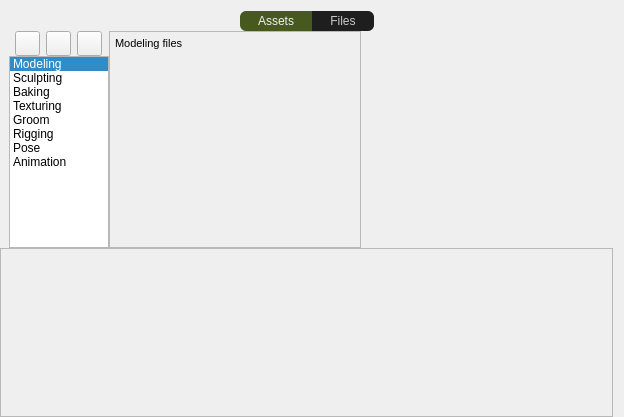
Qt form library/apps/ui/arFiles.ui (elenagiuliani/Elena_PythonAdvanced) before a commit.
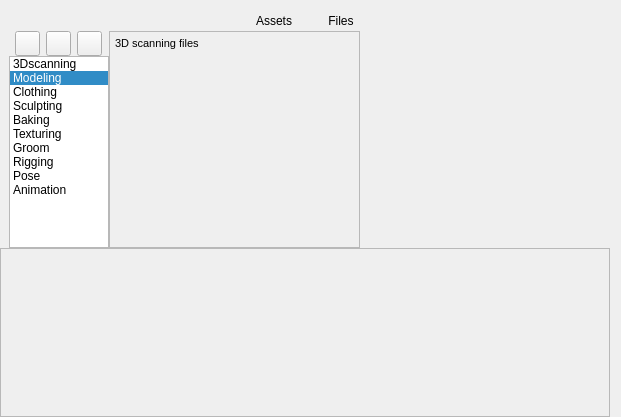
The same form after that commit. The open tabs and pages were chosen to show the change. Icons and pictures are not drawn.

```diff
--- a/library/apps/ui/arFiles.ui
+++ b/library/apps/ui/arFiles.ui
@@ -6,7 +6,7 @@
    <rect>
     <x>0</x>
     <y>0</y>
-    <width>624</width>
+    <width>621</width>
     <height>417</height>
    </rect>
   </property>
@@ -68,21 +68,7 @@
         </size>
        </property>
        <property name="styleSheet">
-        <string notr="true">QPushButton {background-color: rgb(30, 30, 30);   /*unchecked state*/
-
-			   			color: rgb(200, 200, 200);
-						padding: 3px 18px;}
-
-QPushButton:checked {background-color: rgb(71, 89, 30);
-						color: rgb(240, 240, 240);
-}
-
-
-QPushButton:hover {background-color: rgb(31, 49, 0);
-color: rgb(200, 200, 200);
- }
-
-
+        <string notr="true">QPushButton {padding: 3px 18px;}
 
 </string>
        </property>
@@ -375,16 +361,26 @@
            <string notr="true"/>
           </property>
           <property name="currentRow">
-           <number>0</number>
+           <number>1</number>
           </property>
           <property name="sortingEnabled">
            <bool>false</bool>
           </property>
+          <item>
+           <property name="text">
+            <string>3Dscanning</string>
+           </property>
+          </item>
           <item>
            <property name="text">
             <string>Modeling</string>
            </property>
           </item>
+          <item>
+           <property name="text">
+            <string>Clothing</string>
+           </property>
+          </item>
           <item>
            <property name="text">
             <string>Sculpting</string>
@@ -441,7 +437,7 @@
          <rect>
           <x>0</x>
           <y>0</y>
-          <width>244</width>
+          <width>243</width>
           <height>215</height>
          </rect>
         </property>
@@ -540,7 +536,64 @@
               <property name="currentIndex">
                <number>0</number>
               </property>
-              <widget class="QWidget" name="page_0_modeling">
+              <widget class="QWidget" name="page_0_3dscanning">
+               <layout class="QGridLayout" name="gridLayout">
+                <property name="leftMargin">
+                 <number>5</number>
+                </property>
+                <property name="topMargin">
+                 <number>5</number>
+                </property>
+                <property name="rightMargin">
+                 <number>5</number>
+                </property>
+                <property name="bottomMargin">
+                 <number>5</number>
+                </property>
+                <property name="horizontalSpacing">
+                 <number>5</number>
+                </property>
+                <property name="verticalSpacing">
+                 <number>6</number>
+                </property>
+                <item row="0" column="0">
+                 <widget class="QLabel" name="label_2">
+                  <property name="sizePolicy">
+                   <sizepolicy hsizetype="Preferred" vsizetype="Fixed">
+                    <horstretch>0</horstretch>
+                    <verstretch>0</verstretch>
+                   </sizepolicy>
+                  </property>
+                  <property name="maximumSize">
+                   <size>
+                    <width>16777215</width>
+                    <height>15</height>
+                   </size>
+                  </property>
+                  <property name="text">
+                   <string>3D scanning files</string>
+                  </property>
+                 </widget>
+                </item>
+                <item row="1" column="0">
+                 <layout class="QVBoxLayout" name="layFilesScanning"/>
+                </item>
+                <item row="2" column="0">
+                 <spacer name="verticalSpacer_2">
+                  <property name="orientation">
+                   <enum>Qt::Orientation::Vertical</enum>
+                  </property>
+                  <property name="sizeHint" stdset="0">
+                   <size>
+                    <width>20</width>
+                    <height>40</height>
+                   </size>
+                  </property>
+                 </spacer>
+                </item>
+               </layout>
+              </widget>
+              <widget class="QWidget" name="page_1_modeling">
                <property name="sizePolicy">
                 <sizepolicy hsizetype="Expanding" vsizetype="Fixed">
                  <horstretch>0</horstretch>
@@ -1105,25 +1158,55 @@
       </property>
       <item row="0" column="0">
        <widget class="QScrollArea" name="scrollArea">
+        <property name="sizePolicy">
+         <sizepolicy hsizetype="Expanding" vsizetype="Expanding">
+          <horstretch>0</horstretch>
+          <verstretch>0</verstretch>
+         </sizepolicy>
+        </property>
         <property name="frameShadow">
          <enum>QFrame::Shadow::Sunken</enum>
         </property>
         <property name="widgetResizable">
          <bool>true</bool>
         </property>
+        <property name="alignment">
+         <set>Qt::AlignmentFlag::AlignLeading|Qt::AlignmentFlag::AlignLeft|Qt::AlignmentFlag::AlignTop</set>
+        </property>
         <widget class="QWidget" name="scrollAreaWidgetContents">
          <property name="geometry">
           <rect>
            <x>0</x>
            <y>0</y>
-           <width>613</width>
-           <height>163</height>
+           <width>598</width>
+           <height>300</height>
           </rect>
          </property>
-         <layout class="QVBoxLayout" name="verticalLayout_7">
+         <property name="sizePolicy">
+          <sizepolicy hsizetype="Expanding" vsizetype="Minimum">
+           <horstretch>0</horstretch>
+           <verstretch>0</verstretch>
+          </sizepolicy>
+         </property>
+         <property name="minimumSize">
+          <size>
+           <width>0</width>
+           <height>300</height>
+          </size>
+         </property>
+         <property name="maximumSize">
+          <size>
+           <width>16777215</width>
+           <height>0</height>
+          </size>
+         </property>
+         <layout class="QVBoxLayout" name="verticalLayout_7" stretch="0,0">
           <property name="spacing">
            <number>0</number>
           </property>
+          <property name="sizeConstraint">
+           <enum>QLayout::SizeConstraint::SetMinimumSize</enum>
+          </property>
           <property name="leftMargin">
            <number>9</number>
           </property>
@@ -1150,19 +1233,6 @@
             </property>
            </layout>
           </item>
-          <item>
-           <spacer name="verticalSpacer_9">
-            <property name="orientation">
-             <enum>Qt::Orientation::Vertical</enum>
-            </property>
-            <property name="sizeHint" stdset="0">
-             <size>
-              <width>20</width>
-              <height>40</height>
-             </size>
-            </property>
-           </spacer>
-          </item>
          </layout>
         </widget>
        </widget>
```
Left out of the diff: 79 changed lines with no effect on the pictures.
